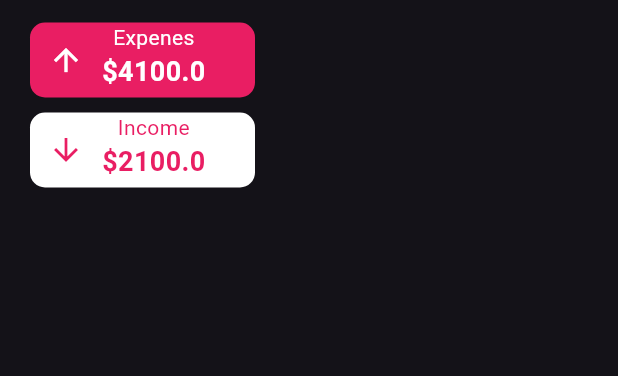
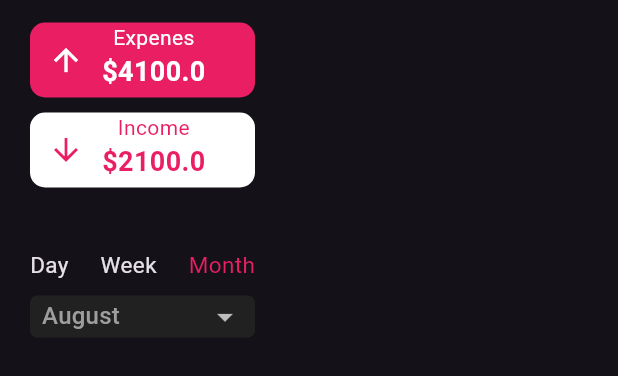
Before and after one commit to Mohammed-Dvlpr/Expense-Teacker, a Flutter app: the ExpenseIncomeData widget shown alone on an empty page, opened directly, on a phone screen of 412 x 824 dp. Shown: the top 376 px of the screen. Run offline on Flutter 3.47's test engine with Material 3 defaults, Android fonts, the phone set to English and light mode, and no system bars.

Commit message:
Design 3 Adding date week and drawer

```diff
--- a/lib/expense_income_data.dart
+++ b/lib/expense_income_data.dart
@@ -7,23 +7,99 @@ class ExpenseIncomeData extends StatefulWidget {
   State<ExpenseIncomeData> createState() => _ExpenseIncomeDataState();
 }
 
+// income and expense design
 class _ExpenseIncomeDataState extends State<ExpenseIncomeData> {
+  final List itemList = [
+    "January",
+    "February",
+    "March",
+    "April",
+    "May",
+    "June",
+    "July",
+    "August",
+    "September",
+    "October",
+    "November",
+    "December",
+  ];
+
+  String selectedValue = "August";
   @override
   Widget build(BuildContext context) {
-    return Padding(
+    return Expanded(
+      child: SizedBox(
+        height: 240,
+        child: Padding(
           padding: const EdgeInsets.symmetric(vertical: 15, horizontal: 20),
           child: Column(
+            mainAxisAlignment: MainAxisAlignment.spaceBetween,
+            children: [
+              Column(
                 children: [
                   expenceInconeContainer(context, Icons.arrow_upward, "Expenes",
                       4100.00, Colors.pink, Colors.white),
                   const SizedBox(
                     height: 10,
                   ),
-          expenceInconeContainer(context, Icons.arrow_downward, "Income",
-              2100.00, Colors.white, Colors.pink)
+                  expenceInconeContainer(context, Icons.arrow_downward,
+                      "Income", 2100.00, Colors.white, Colors.pink),
                 ],
               ),
+              SizedBox(
+                width: 150,
+                child: Column(children: [
+                  Row(
+                      mainAxisAlignment: MainAxisAlignment.spaceBetween,
+                      children: [
+                        dwm(
+                          "Day",
+                        ),
+                        dwm("Week"),
+                        dwm("Month", colors: Colors.pink)
+                      ]),
+                  const SizedBox(height: 10),
+                  Container(
+                      padding: const EdgeInsets.symmetric(horizontal: 8),
+                      height: 28,
+                      width: 150,
+                      decoration: BoxDecoration(
+                        color: Colors.grey.shade900,
+                        borderRadius: BorderRadius.circular(5),
+                      ),
+                      child: DropdownButtonHideUnderline(
+                        child: DropdownButton(
+                          value: selectedValue,
+                          dropdownColor: Colors.black,
+                          items:
+                              itemList.map<DropdownMenuItem<String>>((value) {
+                            return DropdownMenuItem<String>(
+                              value: value,
+                              child: Text(
+                                value,
+                                style: TextStyle(color: Colors.grey.shade500),
+                              ),
                             );
+                          }).toList(),
+                          onChanged: (String? newValue) {
+                            setState(() {
+                              selectedValue = newValue!;
+                            });
+                          },
+                        ),
+                      ))
+                ]),
+              )
+            ],
+          ),
+        ),
+      ),
+    );
+  }
+
+// days week and month design
+  Widget dwm(String text, {Color? colors}) {
+    return Text(text, style: TextStyle(color: colors, fontSize: 15));
   }
 
   Widget expenceInconeContainer(BuildContext context, IconData icon,
```
Lines whose indentation alone changed are shown as unchanged.
